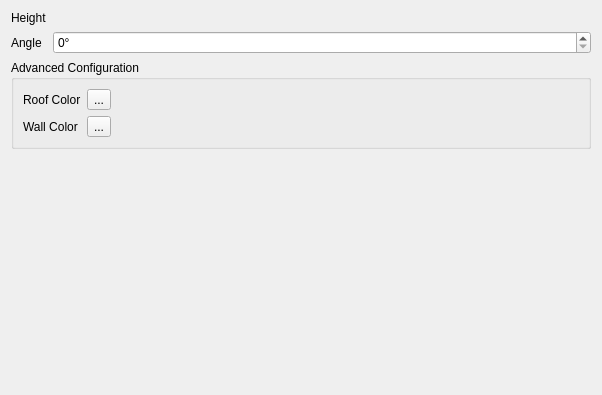
Qt form src/ui/symbollayer/qgs25drendererwidgetbase.ui (qgis/QGIS) before a commit.
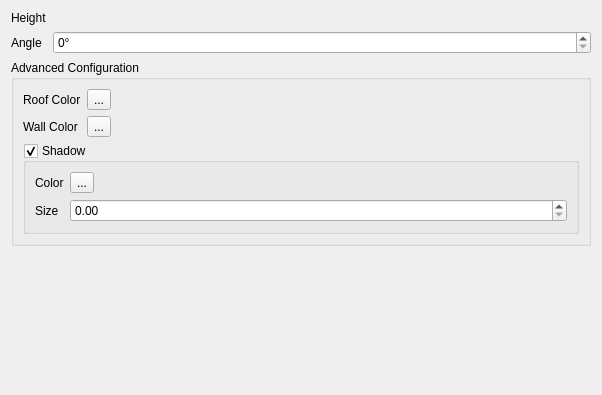
The same form after that commit. Custom widgets are drawn as their Qt base class.

The edit to the form file:
```diff
--- a/src/ui/symbollayer/qgs25drendererwidgetbase.ui
+++ b/src/ui/symbollayer/qgs25drendererwidgetbase.ui
@@ -62,6 +62,42 @@
         </property>
        </widget>
       </item>
+      <item row="3" column="0" colspan="2">
+       <widget class="QGroupBox" name="mShadowEnabledWidget">
+        <property name="title">
+         <string>Shadow</string>
+        </property>
+        <property name="checkable">
+         <bool>true</bool>
+        </property>
+        <layout class="QFormLayout" name="formLayout_3">
+         <item row="0" column="0">
+          <widget class="QLabel" name="label_5">
+           <property name="text">
+            <string>Color</string>
+           </property>
+          </widget>
+         </item>
+         <item row="0" column="1">
+          <widget class="QgsColorButtonV2" name="mShadowColorButton">
+           <property name="text">
+            <string>...</string>
+           </property>
+          </widget>
+         </item>
+         <item row="1" column="1">
+          <widget class="QDoubleSpinBox" name="mShadowSizeWidget"/>
+         </item>
+         <item row="1" column="0">
+          <widget class="QLabel" name="label_6">
+           <property name="text">
+            <string>Size</string>
+           </property>
+          </widget>
+         </item>
+        </layout>
+       </widget>
+      </item>
      </layout>
     </widget>
    </item>
```
